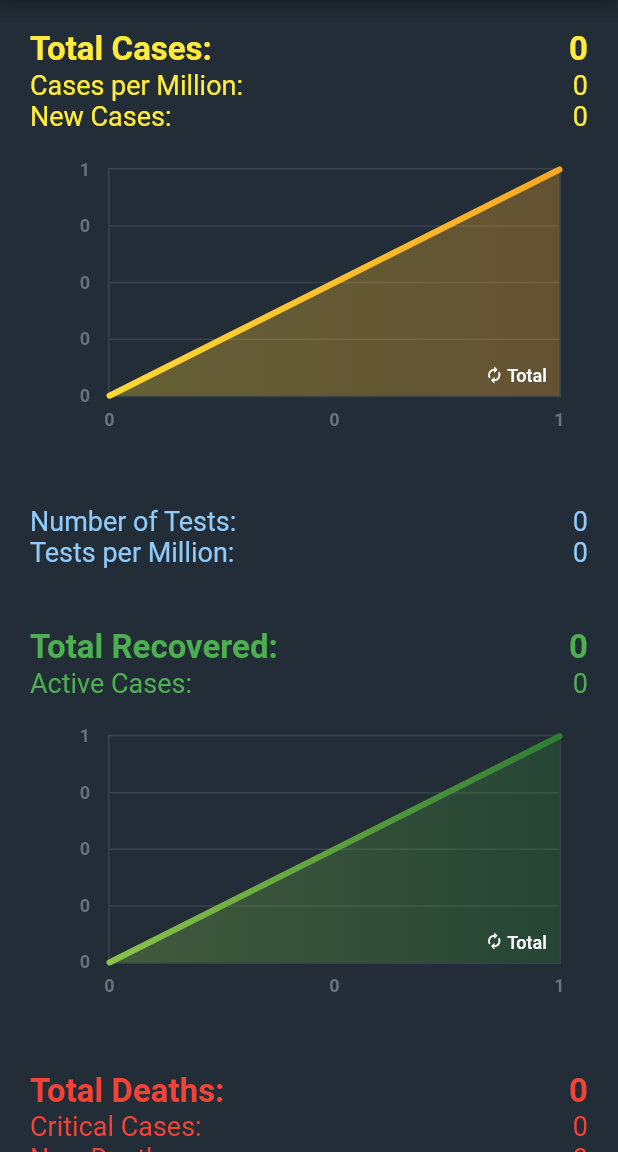
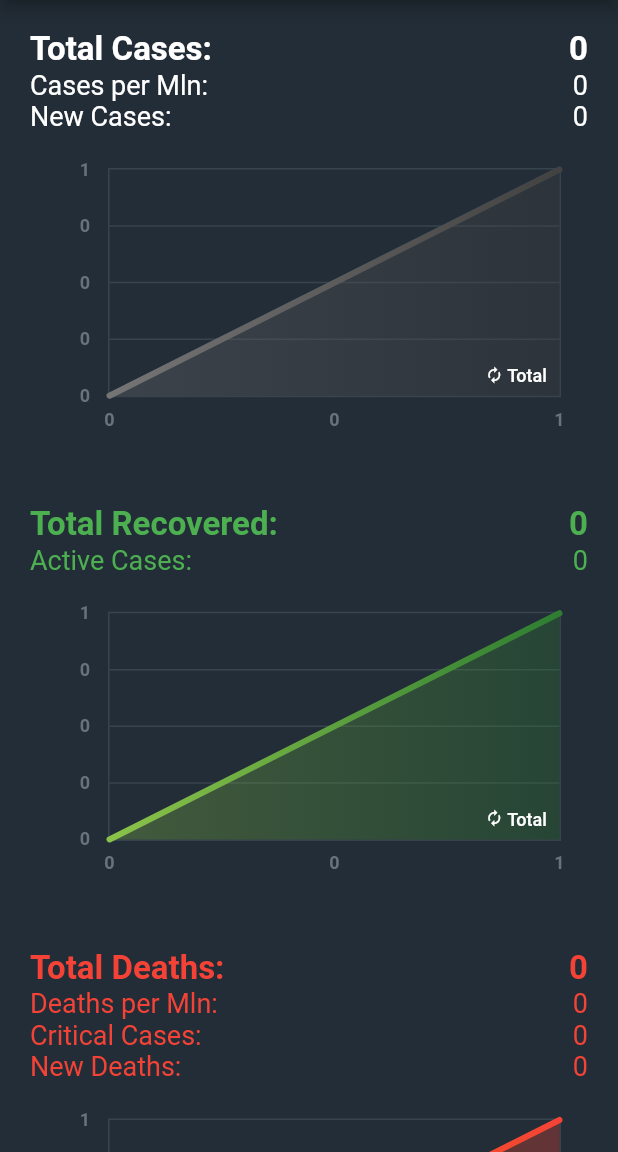
Before and after one commit to GabrielTavernini/Covid19Stats, a Flutter app: the screen it shows after launch, on a phone screen of 412 x 824 dp, the part 84-1236 px from its top. Run offline on Flutter 3.47's test engine with Material 2 defaults, Android fonts, the phone set to English and light mode, and no system bars; drawn by our look-alikes of fl_chart, liquid_pull_to_refresh.

Commit message:
Fixed appearance

```diff
--- a/lib/main.dart
+++ b/lib/main.dart
@@ -107,15 +107,50 @@ class _MyHomePageState extends State<MyHomePage> with TickerProviderStateMixin {
           shrinkWrap: true,
           children: <Widget>[
             SizedBox(height: 20),
+            if(countryData[country][9] != 0) ...[
+              Row(
+              mainAxisAlignment: MainAxisAlignment.spaceBetween,
+              children: <Widget>[
+                Text(
+                  'Total Tests:',
+                  style: TextStyle(color: Colors.blue[200], fontSize: 22, fontWeight: FontWeight.bold),
+                ),
+                Counter(
+                  textStyle: TextStyle(color: Colors.blue[200], fontSize: 22, fontWeight: FontWeight.bold),
+                  animation: new StepTween(
+                    begin: 0, //prevTotalCases,
+                    end: countryData[country][9],
+                  ).animate(_controller),
+                ),
+              ],
+            ),
+              Row(
+              mainAxisAlignment: MainAxisAlignment.spaceBetween,
+              children: <Widget>[
+                Text(
+                  'Tests per Mln:',
+                  style: TextStyle(color: Colors.blue[200], fontSize: 18),
+                ),
+                Counter(
+                  textStyle: TextStyle(color: Colors.blue[200], fontSize: 18),
+                  animation: new StepTween(
+                    begin: 0, //prevTotalCases,
+                    end: countryData[country][10],
+                  ).animate(_controller),
+                ),
+              ],
+            ),
+              SizedBox(height: 30)
+            ],
             Row(
               mainAxisAlignment: MainAxisAlignment.spaceBetween,
               children: <Widget>[
                 Text(
                   'Total Cases:',
-                  style: TextStyle(color: Colors.yellow, fontSize: 22, fontWeight: FontWeight.bold),
+                  style: TextStyle(color: Colors.white, fontSize: 22, fontWeight: FontWeight.bold),
                 ),
                 Counter(
-                  textStyle: TextStyle(color: Colors.yellow, fontSize: 22, fontWeight: FontWeight.bold),
+                  textStyle: TextStyle(color: Colors.white, fontSize: 22, fontWeight: FontWeight.bold),
                   animation: new StepTween(
                     begin: 0, //prevTotalCases,
                     end: countryData[country][0],
@@ -127,11 +162,11 @@ class _MyHomePageState extends State<MyHomePage> with TickerProviderStateMixin {
               mainAxisAlignment: MainAxisAlignment.spaceBetween,
               children: <Widget>[
                 Text(
-                  'Cases per Million:',
-                  style: TextStyle(color: Colors.yellow, fontSize: 18),
+                  'Cases per Mln:',
+                  style: TextStyle(color: Colors.white, fontSize: 18),
                 ),
                 Counter(
-                  textStyle: TextStyle(color: Colors.yellow, fontSize: 18),
+                  textStyle: TextStyle(color: Colors.white, fontSize: 18),
                   animation: new StepTween(
                     begin: 0, //prevTotalCases,
                     end: (countryData[country][7] as double).toInt(),
@@ -144,10 +179,10 @@ class _MyHomePageState extends State<MyHomePage> with TickerProviderStateMixin {
               children: <Widget>[
                 Text(
                   'New Cases:',
-                  style: TextStyle(color: Colors.yellow, fontSize: 18),
+                  style: TextStyle(color: Colors.white, fontSize: 18),
                 ),
                 Counter(
-                  textStyle: TextStyle(color: Colors.yellow, fontSize: 18),
+                  textStyle: TextStyle(color: Colors.white, fontSize: 18),
                   animation: new StepTween(
                     begin: 0, //prevTotalCases,
                     end: countryData[country][1],
@@ -157,39 +192,6 @@ class _MyHomePageState extends State<MyHomePage> with TickerProviderStateMixin {
             ),
             chartsData[country] != null ? createGraph(1) : SizedBox(),
             SizedBox(height: 30),
-            Row(
-              mainAxisAlignment: MainAxisAlignment.spaceBetween,
-              children: <Widget>[
-                Text(
-                  'Number of Tests:',
-                  style: TextStyle(color: Colors.blue[200], fontSize: 18),
-                ),
-                Counter(
-                  textStyle: TextStyle(color: Colors.blue[200], fontSize: 18),
-                  animation: new StepTween(
-                    begin: 0, //prevTotalCases,
-                    end: countryData[country][9],
-                  ).animate(_controller),
-                ),
-              ],
-            ),
-            Row(
-              mainAxisAlignment: MainAxisAlignment.spaceBetween,
-              children: <Widget>[
-                Text(
-                  'Tests per Million:',
-                  style: TextStyle(color: Colors.blue[200], fontSize: 18),
-                ),
-                Counter(
-                  textStyle: TextStyle(color: Colors.blue[200], fontSize: 18),
-                  animation: new StepTween(
-                    begin: 0, //prevTotalCases,
-                    end: countryData[country][10],
-                  ).animate(_controller),
-                ),
-              ],
-            ),
-            SizedBox(height: 40),
             Row(
               mainAxisAlignment: MainAxisAlignment.spaceBetween,
               children: <Widget>[
@@ -244,6 +246,22 @@ class _MyHomePageState extends State<MyHomePage> with TickerProviderStateMixin {
               mainAxisAlignment: MainAxisAlignment.spaceBetween,
               children: <Widget>[
                 Text(
+                  'Deaths per Mln:',
+                  style: TextStyle(color: Colors.red, fontSize: 18),
+                ),
+                Counter(
+                  textStyle: TextStyle(color: Colors.red, fontSize: 18),
+                  animation: new StepTween(
+                    begin: 0, //prevTotalCases,
+                    end: (countryData[country][8] as double).toInt(),
+                  ).animate(_controller),
+                ),
+              ],
+            ),
+            Row(
+              mainAxisAlignment: MainAxisAlignment.spaceBetween,
+              children: <Widget>[
+                Text(
                   'Critical Cases:',
                   style: TextStyle(color: Colors.red, fontSize: 18),
                 ),
@@ -268,22 +286,6 @@ class _MyHomePageState extends State<MyHomePage> with TickerProviderStateMixin {
                   animation: new StepTween(
                     begin: 0, //prevTotalCases,
                     end: countryData[country][3],
-                  ).animate(_controller),
-                ),
-              ],
-            ),
-            Row(
-              mainAxisAlignment: MainAxisAlignment.spaceBetween,
-              children: <Widget>[
-                Text(
-                  'Deaths per Million:',
-                  style: TextStyle(color: Colors.red, fontSize: 18),
-                ),
-                Counter(
-                  textStyle: TextStyle(color: Colors.red, fontSize: 18),
-                  animation: new StepTween(
-                    begin: 0, //prevTotalCases,
-                    end: (countryData[country][8] as double).toInt(),
                   ).animate(_controller),
                 ),
               ],
--- a/lib/parser.dart
+++ b/lib/parser.dart
@@ -69,8 +69,8 @@ class Parser {
   }
 
   static List<Color> gradientColorsTotal = [
-    Colors.yellow[600],
-    Colors.yellow[800],
+    Colors.grey[600],
+    Colors.grey[800],
   ];
   static List<Color> gradientColorsRecovered = [
     Colors.lightGreen,
--- a/lib/selectCountry.dart
+++ b/lib/selectCountry.dart
@@ -318,7 +318,6 @@ class _SelectionScreenState extends State<SelectionScreen> {
         var index = widget.countries.indexOf(widget.selectedCountry);
         double height = MediaQuery.of(context).size.height - (4 * 56);
         double scrollTo = (56 * (index).toDouble() - height);
-        dev.log(scrollTo.toString());
         if (scrollTo > 0)
           scrollController.animateTo(scrollTo,
               duration: Duration(milliseconds: (678 * (1 + (index / 30))).toInt()), curve: Curves.ease);
--- a/pubspec.yaml
+++ b/pubspec.yaml
@@ -14,7 +14,7 @@ description: A new Flutter project.
 version: 1.2.0+3
 
 environment:
-  sdk: ">=2.1.0 <3.0.0"
+  sdk: ">=2.2.2 <3.0.0"
 
 dependencies:
   http: ^0.12.1
```
